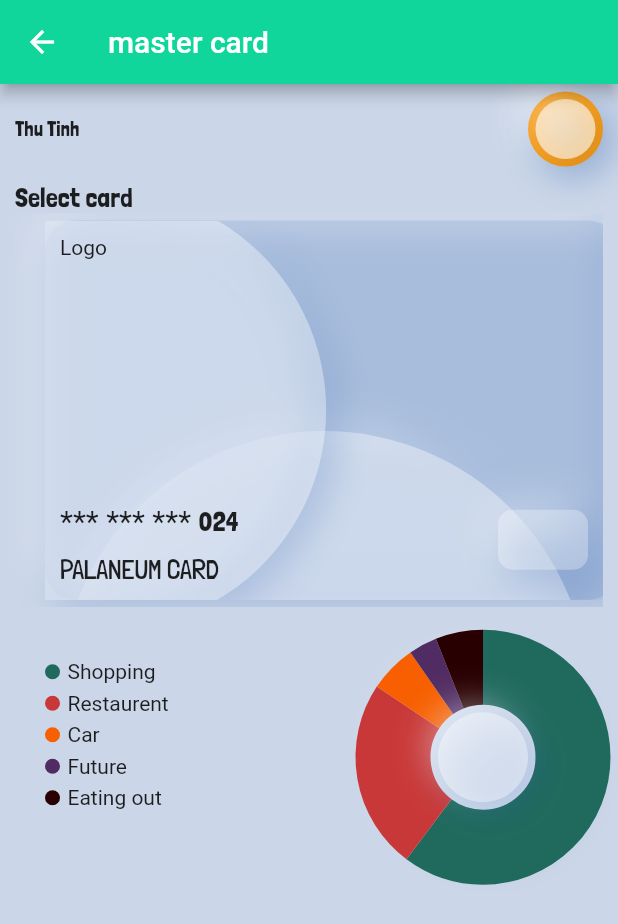
After one commit to ThuTinh/Architecture_Bloc_flutter, a Flutter app: the AmazingMastercard screen opened directly, on a phone screen of 412 x 824 dp. The commit adds this screen. Shown: the top 924 px of the screen. Run offline on Flutter 3.47's test engine with Material 2 defaults, Android fonts, the phone set to English and light mode, and no system bars; our stand-ins replace bloc, equatable, flutter_bloc, get_it, logger, shared_preferences; accounts and stored records are empty.

Commit message:
add io master card

```diff
--- /dev/null
+++ b/lib/screens/amazing_ui_mastercard/amazing_mastercard_page.dart
@@ -0,0 +1,167 @@
+import 'package:demo_bloc/screens/amazing_ui_mastercard/widgets/card_item.dart';
+import 'package:demo_bloc/screens/amazing_ui_mastercard/widgets/pine_chart.dart';
+import 'package:demo_bloc/widgets/custom_boxshadow.dart';
+import 'package:flutter/material.dart';
+
+class AmazingMastercard extends StatelessWidget {
+  final List category = [
+    {"name": "Shopping", "amount": 500},
+    {"name": "Restaurent", "amount": 200},
+    {"name": "Car", "amount": 50},
+    {"name": "Future", "amount": 30},
+    {"name": "Eating out", "amount": 50},
+  ];
+  final List<Color> colors = [
+    Color(0xFF206a5d),
+    Color(0xFFc93838),
+    Color(0xFFf75f00),
+    Color(0xFF512c62),
+    Color(0xFF290001),
+  ];
+  @override
+  Widget build(BuildContext context) {
+    return Scaffold(
+      appBar: AppBar(
+        title: Text(
+          "master card",
+          style: TextStyle(color: Colors.white),
+        ),
+        iconTheme: IconThemeData(color: Colors.white),
+      ),
+      body: Container(
+        padding: EdgeInsets.symmetric(horizontal: 10, vertical: 5),
+        decoration: BoxDecoration(color: Colors.blue[900].withOpacity(0.2)),
+        child: Column(
+          crossAxisAlignment: CrossAxisAlignment.start,
+          children: [
+            Row(
+              mainAxisAlignment: MainAxisAlignment.spaceBetween,
+              children: [
+                Container(
+                  child: Text(
+                    "Thu Tinh",
+                    style: TextStyle(
+                        fontFamily: 'LondrinaSolid',
+                        fontWeight: FontWeight.w400),
+                  ),
+                ),
+                Stack(
+                  children: [
+                    Container(
+                      width: 50,
+                      height: 50,
+                      decoration: BoxDecoration(
+                          boxShadow: customBoxShadow,
+                          shape: BoxShape.circle,
+                          color: Colors.orange),
+                    ),
+                    Container(
+                      width: 40,
+                      height: 40,
+                      margin: EdgeInsets.all(5),
+                      decoration: BoxDecoration(
+                          boxShadow: customBoxShadow,
+                          shape: BoxShape.circle,
+                          color: Colors.white60),
+                    ),
+                  ],
+                )
+              ],
+            ),
+            Container(
+              margin: EdgeInsets.only(top: 10),
+              child: Text(
+                "Select card",
+                style: TextStyle(
+                    fontFamily: 'LondrinaSolid',
+                    fontWeight: FontWeight.w400,
+                    fontSize: 18),
+              ),
+            ),
+            Expanded(
+                flex: 2,
+                child: ListView.builder(
+                  itemCount: 10,
+                  itemBuilder: (context, index) => CardItem(),
+                  scrollDirection: Axis.horizontal,
+                )),
+            SizedBox(
+              height: 20,
+            ),
+            Expanded(
+              flex: 3,
+              child: Row(
+                crossAxisAlignment: CrossAxisAlignment.start,
+                children: [
+                  Container(
+                    // padding: EdgeInsets.only(left: 20),
+                    child: Expanded(
+                        flex: 1,
+                        child: Padding(
+                          padding: EdgeInsets.all(15),
+                          child: ListView.builder(
+                              itemCount: category.length,
+                              itemBuilder: (_, index) => Container(
+                                    margin: EdgeInsets.only(bottom: 5),
+                                    child: Row(
+                                      children: [
+                                        Container(
+                                          width: 20,
+                                          height: 10,
+                                          decoration: BoxDecoration(
+                                              shape: BoxShape.circle,
+                                              color: colors[index]),
+                                        ),
+                                        Text(category[index]["name"])
+                                      ],
+                                    ),
+                                  )),
+                        )),
+                  ),
+                  Container(
+                    child: Expanded(
+                      child: Align(
+                        alignment: Alignment.topRight,
+                        child: Container(
+                          margin: EdgeInsets.all(20),
+                          height: 120,
+                          width: 120,
+                          decoration: BoxDecoration(
+                            color: Colors.white38,
+                            boxShadow: customBoxShadow,
+                            shape: BoxShape.circle,
+                          ),
+                          child: Stack(
+                            children: [
+                              CustomPaint(
+                                child: Container(),
+                                foregroundPainter: PineChart(
+                                    catelogy: category, colors: colors),
+                              ),
+                              Center(
+                                child: Container(
+                                  height: 60,
+                                  width: 60,
+                                  decoration: BoxDecoration(
+                                    color: Colors.white38,
+                                    boxShadow: customBoxShadow,
+                                    shape: BoxShape.circle,
+                                  ),
+                                ),
+                              ),
+                            ],
+                          ),
+                        ),
+                      ),
+                      flex: 1,
+                    ),
+                  )
+                ],
+              ),
+            ),
+          ],
+        ),
+      ),
+    );
+  }
+}
--- /dev/null
+++ b/lib/screens/amazing_ui_mastercard/widgets/card_item.dart
@@ -0,0 +1,102 @@
+import 'package:demo_bloc/widgets/custom_boxshadow.dart';
+import 'package:flutter/cupertino.dart';
+import 'package:flutter/material.dart';
+
+class CardItem extends StatelessWidget {
+  @override
+  Widget build(BuildContext context) {
+    return Container(
+      width: MediaQuery.of(context).size.width - 30,
+      margin: EdgeInsets.symmetric(horizontal: 20, vertical: 5),
+      decoration: BoxDecoration(
+        color: Colors.blue[900].withOpacity(0.1),
+        boxShadow: customBoxShadow,
+        borderRadius: BorderRadius.circular(20),
+      ),
+      child: Stack(
+        children: [
+          Positioned.fill(
+              top: 80,
+              left: 10,
+              right: 20,
+              bottom: -300,
+              child: Container(
+                decoration: BoxDecoration(
+                    shape: BoxShape.circle,
+                    color: Colors.white38,
+                    boxShadow: customBoxShadow),
+              )),
+          Positioned.fill(
+              top: -20,
+              left: -300,
+              bottom: -20,
+              child: Container(
+                decoration: BoxDecoration(
+                    shape: BoxShape.circle,
+                    color: Colors.white38,
+                    boxShadow: customBoxShadow),
+              )),
+          Align(
+            alignment: Alignment.topLeft,
+
+            // child: Image.asset("res/images/logo_mastercard.png"),
+            child: Padding(
+              padding: EdgeInsets.all(10),
+              child:
+                  Text("Logo", style: TextStyle(fontWeight: FontWeight.w400)),
+            ),
+          ),
+          Align(
+            alignment: Alignment.bottomRight,
+            child: Container(
+              margin: EdgeInsets.all(20),
+              width: 60,
+              height: 40,
+              // child: Text("hihi"),
+              decoration: BoxDecoration(
+                  boxShadow: customBoxShadow,
+                  color: Colors.white30,
+                  shape: BoxShape.rectangle,
+                  borderRadius: BorderRadius.all(Radius.circular(10))),
+            ),
+          ),
+          Align(
+              alignment: Alignment.bottomLeft,
+              child: Padding(
+                padding: EdgeInsets.all(10),
+                child: Column(
+                  mainAxisAlignment: MainAxisAlignment.end,
+                  crossAxisAlignment: CrossAxisAlignment.start,
+                  children: [
+                    Row(
+                      children: [
+                        Text(
+                          "*** *** *** ",
+                          style: TextStyle(
+                            fontSize: 20,
+                          ),
+                        ),
+                        Text("024",
+                            style: TextStyle(
+                              fontSize: 18,
+                              fontFamily: 'LondrinaSolid',
+                            ))
+                      ],
+                    ),
+                    SizedBox(
+                      height: 10,
+                    ),
+                    Text("PALANEUM CARD",
+                        style: TextStyle(
+                          fontSize: 18,
+                          fontWeight: FontWeight.w300,
+                          fontFamily: 'LondrinaSolid',
+                        ))
+                  ],
+                ),
+              ))
+        ],
+      ),
+    );
+  }
+}
--- /dev/null
+++ b/lib/screens/amazing_ui_mastercard/widgets/pine_chart.dart
@@ -0,0 +1,33 @@
+import 'dart:math';
+
+import 'package:flutter/material.dart';
+
+class PineChart extends CustomPainter {
+  final List<Color> colors;
+  final List catelogy;
+  PineChart({this.catelogy, this.colors});
+  @override
+  void paint(Canvas canvas, Size size) {
+    Offset center = Offset(size.width / 2, size.height / 2);
+    double radius = min(size.width / 2, size.height / 2);
+    Paint paint = Paint()
+      ..style = PaintingStyle.stroke
+      ..strokeWidth = 50;
+    double total = 0;
+    catelogy.forEach((e) => total += e["amount"]);
+    var startRadian = -pi / 2;
+    for (var i = 0; i < catelogy.length; i++) {
+      var currentItem = catelogy[i];
+      var sweepradian = (currentItem["amount"] / total) * 2 * pi;
+      paint.color = colors[i];
+      canvas.drawArc(Rect.fromCircle(center: center, radius: radius),
+          startRadian, sweepradian, false, paint);
+      startRadian += sweepradian;
+    }
+  }
+
+  @override
+  bool shouldRepaint(CustomPainter oldDelegate) {
+    return false;
+  }
+}
--- a/lib/screens/comments/comments_screen.dart
+++ b/lib/screens/comments/comments_screen.dart
@@ -1,3 +1,4 @@
+import 'package:demo_bloc/screens/amazing_ui_mastercard/amazing_mastercard_page.dart';
 import 'package:flutter/cupertino.dart';
 import 'package:flutter/material.dart';
 
@@ -27,34 +28,28 @@ class CommentsScreen extends StatelessWidget {
                 onPressed: () {
                   Navigator.pop(context, "say hi");
                 },
-                child: Text("Back"),
+                child: Text("Back", style: TextStyle(color: Colors.white)),
+                color: Theme.of(context).primaryColor,
               ),
-              TextField(
-                keyboardType: TextInputType.number,
-                decoration: InputDecoration(
-                  labelText: "Name",
-                  hintText: "Please enter your name",
-                  border: OutlineInputBorder(
-                      borderRadius: BorderRadius.circular(5.0)),
-                ),
-              ),
-              GestureDetector(
-                child: Container(
-                  margin: EdgeInsets.only(top: 20.0),
-                  decoration: BoxDecoration(
-                    // image: DecorationImage(
-                    //     image: NetworkImage(
-                    //       "http://bit.ly/flutter_tiger",
-                    //     ),
-                    //     fit: BoxFit.contain),
-                    color: Colors.amber,
-                    // gradient: LinearGradient(
-                    //     colors: [Colors.amber, Colors.yellow])
+              // TextField(
+              //   keyboardType: TextInputType.number,
+              //   decoration: InputDecoration(
+              //     labelText: "Name",
+              //     hintText: "Please enter your name",
+              //     border: OutlineInputBorder(
+              //         borderRadius: BorderRadius.circular(5.0)),
+              //   ),
+              // ),
+              RaisedButton(
+                  onPressed: () {
+                    Navigator.push(context,
+                        MaterialPageRoute(builder: (_) => AmazingMastercard()));
+                  },
+                  child: Text(
+                    "Show mastercard",
+                    style: TextStyle(color: Colors.white),
                   ),
-                  height: 150.0,
-                  width: 150.0,
-                ),
-              )
+                  color: Theme.of(context).primaryColor)
             ],
           ),
         ));
--- /dev/null
+++ b/lib/widgets/custom_boxshadow.dart
@@ -0,0 +1,16 @@
+import 'package:flutter/material.dart';
+
+Color primaryColor = Color(0xFFCADCED);
+
+List<BoxShadow> customBoxShadow = [
+  BoxShadow(
+      color: Colors.white.withOpacity(0.5),
+      spreadRadius: -2,
+      offset: Offset(-7, -7),
+      blurRadius: 20),
+  BoxShadow(
+      color: Colors.blue[900].withOpacity(0.2),
+      spreadRadius: 2,
+      offset: Offset(5, 5),
+      blurRadius: 20)
+];
```
Also changed, not shown: pubspec.yaml (+13 -0 lines), fonts/LondrinaSolid-Black.ttf (added), fonts/LondrinaSolid-Light.ttf (added), fonts/LondrinaSolid-Regular.ttf (added), fonts/LondrinaSolid-Thin.ttf (added), res/images/logo_mastercard.png (added).
